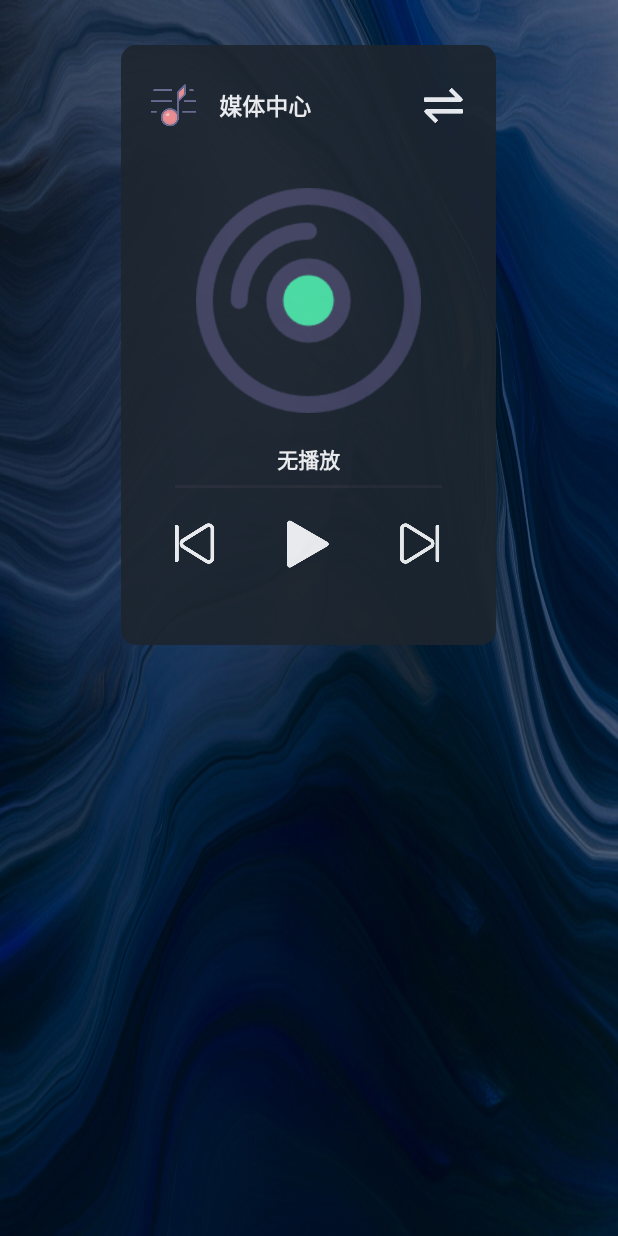
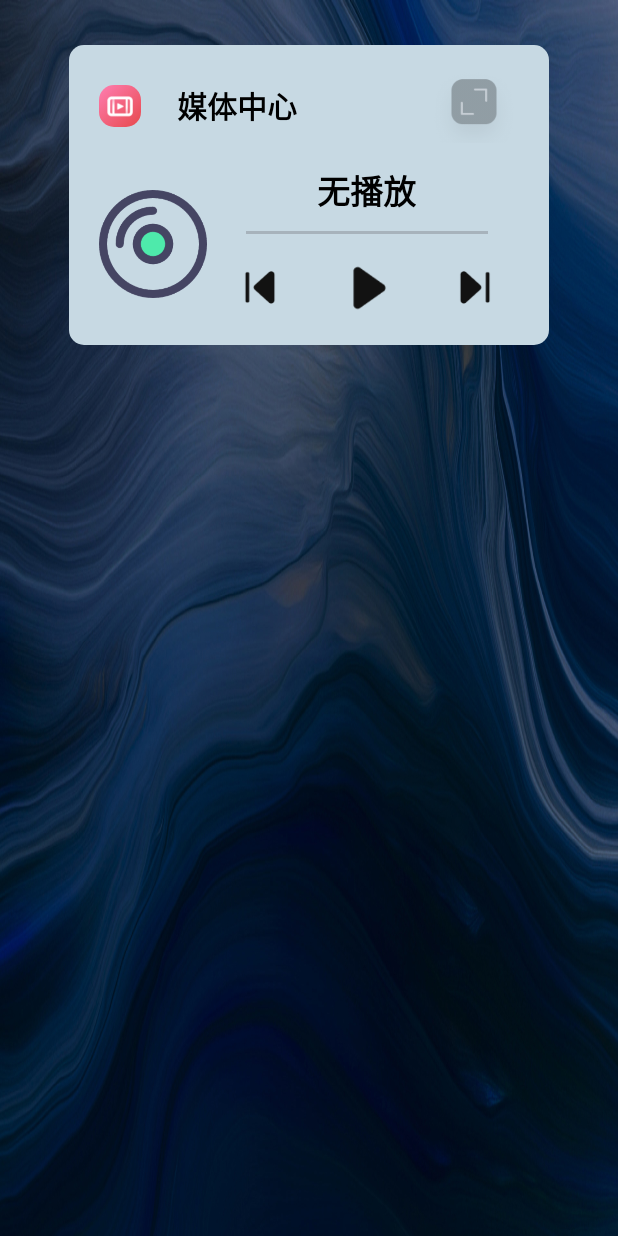
Before and after one commit to Cheng2379/LauncherDemo, an Android app: the screen it shows after launch (MainActivity), on a phone screen of 412 x 824 dp. Run offline under Robolectric (Android 15) with nearby library versions, the phone set to English and light mode, and no system bars.

Commit message:
feat: 优化布局样式, 处理多个同时活动媒体应用同时播放时的处理问题

```diff
--- a/app/src/main/java/com/example/launcherdemo/view/MusicCardView.kt
+++ b/app/src/main/java/com/example/launcherdemo/view/MusicCardView.kt
@@ -77,6 +77,7 @@ class MusicCardView @JvmOverloads constructor(
     private val activeMusicList = mutableListOf<MediaAppBean>()
 
     private val handler = Handler(Looper.getMainLooper())
+
     private val progressRunnable = object : Runnable {
         override fun run() {
             currentController?.let { controller ->
@@ -94,6 +95,38 @@ class MusicCardView @JvmOverloads constructor(
         }
     }
 
+    private val checkActiveMediaRunnable = object : Runnable {
+        override fun run() {
+            try {
+                val componentName =
+                    ComponentName(context, LauncherNotificationListenerService::class.java)
+                val activeSession = mediaSessionManager?.getActiveSessions(componentName)
+                activeSession?.let { controllers ->
+                    var firstPlayingController: MediaController? = null
+
+                    controllers.forEach { controller ->
+                        val state = controller.getState()
+                        if (state == PlaybackState.STATE_PLAYING) {
+                            firstPlayingController = controller
+                            return@forEach
+                        }
+                    }
+                    if (firstPlayingController != null && currentController?.packageName != firstPlayingController?.packageName) {
+                        currentController = firstPlayingController
+                        registerPlaybackCallback()
+                        updateCurrentMusicInfo()
+                        updatePlayOrPauseButton(
+                            currentController?.getState() ?: PlaybackState.STATE_NONE
+                        )
+                    }
+                }
+                handler.postDelayed(this, 3000)
+            } catch (e: Exception) {
+                Logger.e("Error checking active media: ${e.message}")
+            }
+        }
+    }
+
     private var playbackCallback: MediaController.Callback? = null
 
     init {
@@ -105,6 +138,7 @@ class MusicCardView @JvmOverloads constructor(
     @SuppressLint("UseCompatLoadingForDrawables", "SetTextI18n")
     fun initView() {
         registerSessionChangedListener()
+        handler.postDelayed(checkActiveMediaRunnable, 3000)
         // 初始化进度条监听器
         mProgressBarView.setOnSeekBarChangeListener(object : SeekBar.OnSeekBarChangeListener {
             override fun onProgressChanged(seekBar: SeekBar?, progress: Int, fromUser: Boolean) {
@@ -195,6 +229,11 @@ class MusicCardView @JvmOverloads constructor(
                 playbackState?.let {
                     updatePlayOrPauseButton(it.state)
                     updateProgressBar(it.position)
+
+                    // 当状态变为播放时，更新当前音乐信息
+                    if (playbackState.state == PlaybackState.STATE_PLAYING) {
+                        updateCurrentMusicInfo()
+                    }
                 }
             }
 
@@ -258,7 +297,7 @@ class MusicCardView @JvmOverloads constructor(
         currentController = null
         currentMediaAppBean = null
         mMusicLogo.apply {
-            setImageDrawable(ContextCompat.getDrawable(context, R.drawable.img_music))
+            setImageDrawable(ContextCompat.getDrawable(context, R.drawable.img_logo))
             clipToOutline = true
         }
         mAlbumView.apply {
@@ -278,6 +317,7 @@ class MusicCardView @JvmOverloads constructor(
         activeMusicList.clear()
         if (!controllerList.isNullOrEmpty()) {
             var playingController: MediaController? = null
+            val previousPackageName = currentController?.packageName
 
             controllerList.forEach { controller ->
                 controller.packageName?.let {
@@ -293,10 +333,17 @@ class MusicCardView @JvmOverloads constructor(
                     Logger.e("not find app, packageName: ${controller.packageName}")
                 }
             }
-            currentController = playingController ?: controllerList.firstOrNull()
+            val newController = playingController ?: controllerList.firstOrNull()
+            // 增加新旧控制器和包名对比, 判断是否需要更新媒体UI信息
+            val needUpdateUi = currentController != newController || (newController != null
+                    && previousPackageName != newController.packageName)
+
+            currentController = newController
             currentController?.let {
                 registerPlaybackCallback()
+                if (needUpdateUi) {
                     updateCurrentMusicInfo()
+                }
                 updatePlayOrPauseButton(it.getState())
             } ?: resetUI()
         } else {
@@ -311,6 +358,7 @@ class MusicCardView @JvmOverloads constructor(
      * 更新播放或暂停按钮状态
      */
     private fun updatePlayOrPauseButton(playerStatus: Int) {
+        handler.post {
             when (playerStatus) {
                 MediaInfoBean.PLAYER_STATE_PAUSED, MediaInfoBean.PLAYER_STATE_TERMINATION -> {
                     mPlayView.visibility = View.VISIBLE
@@ -331,9 +379,10 @@ class MusicCardView @JvmOverloads constructor(
                 }
             }
         }
+    }
 
     /**
-     * 手动更新当前正在播放的音乐信息
+     * 更新当前正在播放的音乐信息
      */
     @SuppressLint("UseCompatLoadingForDrawables", "SetTextI18n")
     private fun updateCurrentMusicInfo() {
@@ -345,7 +394,7 @@ class MusicCardView @JvmOverloads constructor(
             mMusicLogo.apply {
                 setImageBitmap(
                     currentMediaAppBean?.logoImg
-                        ?: resources.getDrawable(R.drawable.img_music, null).toBitmap()
+                        ?: resources.getDrawable(R.drawable.img_logo, null).toBitmap()
                 )
                 clipToOutline = true
             }
@@ -377,27 +426,23 @@ class MusicCardView @JvmOverloads constructor(
     }
 
     fun playMusic() {
-        currentController?.let { controller ->
-            controller.transportControls.play()
-        }
+        currentController?.transportControls?.play()
+            ?: Logger.w("playMusic: currentController is null, cannot play")
     }
 
     fun pauseMusic() {
-        currentController?.let { controller ->
-            controller.transportControls.pause()
-        }
+        currentController?.transportControls?.pause()
+            ?: Logger.w("playMusic: currentController is null, cannot pause")
     }
 
     fun playPrevious() {
-        currentController?.let { controller ->
-            controller.transportControls.skipToPrevious()
-        }
+        currentController?.transportControls?.skipToPrevious()
+            ?: Logger.w("playMusic: currentController is null, cannot skipToPrevious")
     }
 
     fun playNext() {
-        currentController?.let { controller ->
-            controller.transportControls.skipToNext()
-        }
+        currentController?.transportControls?.skipToNext()
+            ?: Logger.w("playMusic: currentController is null, cannot skipToNext")
     }
 
     private fun startProgressUpdate() {
@@ -465,6 +510,7 @@ class MusicCardView @JvmOverloads constructor(
         super.onDetachedFromWindow()
 
         stopProgressUpdate()
+        handler.removeCallbacks(checkActiveMediaRunnable)
         playbackCallback?.let { currentController?.unregisterCallback(it) }
         sessionListener?.let { mediaSessionManager?.removeOnActiveSessionsChangedListener(it) }
     }
--- a/app/src/main/res/layout/view_card_music.xml
+++ b/app/src/main/res/layout/view_card_music.xml
@@ -1,118 +1,144 @@
 <?xml version="1.0" encoding="utf-8"?>
 <LinearLayout xmlns:android="http://schemas.android.com/apk/res/android"
+    xmlns:app="http://schemas.android.com/apk/res-auto"
     xmlns:tools="http://schemas.android.com/tools"
-    android:layout_width="250dp"
-    android:layout_height="400dp"
-    android:alpha="0.9"
+    android:id="@+id/music_card_root"
+    android:layout_width="320dp"
+    android:layout_height="200dp"
     android:background="@drawable/shape_media_card_radius"
-    android:backgroundTint="#1D252E"
+    android:backgroundTint="#C7D9E3"
     android:orientation="vertical"
     android:paddingHorizontal="20dp"
     android:paddingTop="15dp">
 
+    <androidx.constraintlayout.widget.ConstraintLayout
+        android:layout_width="match_parent"
+        android:layout_height="50dp"
+        android:gravity="center_vertical">
+
+        <ImageView
+            android:id="@+id/music_logo"
+            android:layout_width="28dp"
+            android:layout_height="28dp"
+            android:background="@drawable/shape_media_card_radius"
+            android:src="@drawable/img_logo"
+            app:layout_constraintBottom_toBottomOf="parent"
+            app:layout_constraintStart_toStartOf="parent"
+            app:layout_constraintTop_toTopOf="parent" />
+
+        <TextView
+            android:id="@+id/music_title"
+            android:layout_width="100dp"
+            android:layout_height="wrap_content"
+            android:layout_marginStart="24dp"
+            android:layout_toEndOf="@id/music_logo"
+            android:text="媒体中心"
+            android:textColor="@color/black"
+            android:textSize="20sp"
+            android:textStyle="bold"
+            app:layout_constraintBottom_toBottomOf="parent"
+            app:layout_constraintStart_toEndOf="@+id/music_logo"
+            app:layout_constraintTop_toTopOf="parent" />
+
+        <ImageView
+            android:id="@+id/music_card_zoom"
+            android:layout_width="60dp"
+            android:layout_height="60dp"
+            android:layout_alignParentEnd="true"
+            android:background="@drawable/img_zoom"
+            app:layout_constraintBottom_toBottomOf="parent"
+            app:layout_constraintEnd_toEndOf="parent"
+            app:layout_constraintTop_toTopOf="parent"
+            app:layout_constraintVertical_bias="0.0" />
+    </androidx.constraintlayout.widget.ConstraintLayout>
+
     <LinearLayout
         android:layout_width="match_parent"
-        android:layout_height="50dp"
+        android:layout_height="135dp"
         android:gravity="center_vertical"
         android:orientation="horizontal">
 
         <ImageView
-            android:id="@+id/music_logo"
-            android:layout_width="30dp"
-            android:layout_height="30dp"
-            android:background="@drawable/shape_media_card_radius"
-            android:src="@drawable/img_music" />
-
-        <TextView
-            android:layout_width="0dp"
-            android:layout_height="wrap_content"
-            android:layout_marginStart="15dp"
-            android:layout_weight="1"
-            android:text="媒体中心"
-            android:textColor="@color/white"
-            android:textSize="15dp"
-            android:textStyle="bold" />
-
-        <ImageView
-            android:id="@+id/music_card_zoom"
-            android:layout_width="30dp"
-            android:layout_height="30dp"
-            android:background="@drawable/img_switch_resource" />
-    </LinearLayout>
-
-    <LinearLayout
-        android:layout_width="match_parent"
-        android:layout_height="wrap_content"
-        android:layout_marginVertical="30dp"
-        android:gravity="center"
-        android:orientation="vertical">
-
-        <ImageView
             android:id="@+id/music_album"
-            android:layout_width="150dp"
-            android:layout_height="150dp"
+            android:layout_width="72dp"
+            android:layout_height="72dp"
             android:background="@drawable/shape_media_card_radius"
             android:src="@drawable/img_album" />
 
-        <!--android:layout_marginStart="30dp"-->
         <LinearLayout
-            android:layout_width="match_parent"
-            android:layout_height="wrap_content"
-            android:layout_marginTop="20dp"
+            android:layout_width="193dp"
+            android:layout_height="106dp"
+            android:layout_marginHorizontal="10dp"
             android:gravity="center"
             android:orientation="vertical">
 
             <TextView
                 android:id="@+id/music_name_and_singer"
+                android:layout_width="wrap_content"
+                android:layout_height="wrap_content"
+                android:gravity="center"
+                android:maxLines="1"
+                android:text="无播放"
+                android:textColor="@color/black"
+                android:textSize="22sp"
+                android:textStyle="bold" />
+
+
+            <TextView
+                android:id="@+id/music_singer"
                 android:layout_width="200dp"
                 android:layout_height="wrap_content"
                 android:gravity="center"
                 android:maxLines="1"
-                android:text="无播放"
-                android:textColor="@color/white"
-                android:textStyle="bold" />
+                android:text="歌手"
+                android:textColor="@color/black"
+                android:textSize="18sp"
+                android:textStyle="bold"
+                android:visibility="gone" />
 
             <SeekBar
                 android:id="@+id/music_progressbar"
                 android:layout_width="match_parent"
-                android:layout_height="wrap_content"
+                android:layout_height="3dp"
+                android:layout_marginTop="10dp"
                 android:thumb="@null" />
 
             <LinearLayout
-                android:layout_width="wrap_content"
+                android:layout_width="match_parent"
                 android:layout_height="wrap_content"
                 android:layout_marginTop="10dp"
-                android:gravity="center_vertical"
-                android:orientation="horizontal">
+                android:gravity="center"
+                android:orientation="horizontal"
+                android:paddingHorizontal="10dp">
 
                 <ImageView
                     android:id="@+id/music_previous"
-                    android:layout_width="30dp"
-                    android:layout_height="30dp"
+                    android:layout_width="48dp"
+                    android:layout_height="48dp"
                     android:background="@drawable/img_previous" />
 
                 <ImageView
                     android:id="@+id/music_play"
-                    android:layout_width="40dp"
-                    android:layout_height="40dp"
-                    android:layout_marginStart="40dp"
-                    android:background="@drawable/img_play"
+                    android:layout_width="55dp"
+                    android:layout_height="55dp"
+                    android:layout_marginStart="20dp"
                     android:contentDescription="播放"
+                    android:src="@drawable/img_play"
                     tools:ignore="HardcodedText" />
 
                 <ImageView
                     android:id="@+id/music_pause"
-                    android:layout_width="40dp"
-                    android:layout_height="40dp"
-                    android:layout_marginStart="40dp"
+                    android:layout_width="55dp"
+                    android:layout_height="55dp"
+                    android:layout_marginStart="20dp"
                     android:background="@drawable/img_pause"
                     android:visibility="gone" />
 
                 <ImageView
                     android:id="@+id/music_next"
-                    android:layout_width="30dp"
-                    android:layout_height="30dp"
-                    android:layout_marginStart="40dp"
+                    android:layout_width="48dp"
+                    android:layout_height="48dp"
+                    android:layout_marginStart="20dp"
                     android:background="@drawable/img_next" />
             </LinearLayout>
         </LinearLayout>
```
Also changed, not shown: app/src/main/java/com/example/launcherdemo/service/LauncherNotificationListenerService.kt (+7 -12 lines), app/src/main/res/drawable/svg_zoom.xml (added, +21 -0 lines), app/src/main/res/drawable/img_logo.png (added), app/src/main/res/drawable/img_music.png (deleted), app/src/main/res/drawable/img_next.png, app/src/main/res/drawable/img_pause.png, app/src/main/res/drawable/img_play.png, app/src/main/res/drawable/img_polygon.png (added), app/src/main/res/drawable/img_previous.png, app/src/main/res/drawable/img_switch_resource.png (deleted), app/src/main/res/drawable/img_zoom.png (added). Lines whose indentation alone changed are shown as unchanged.
